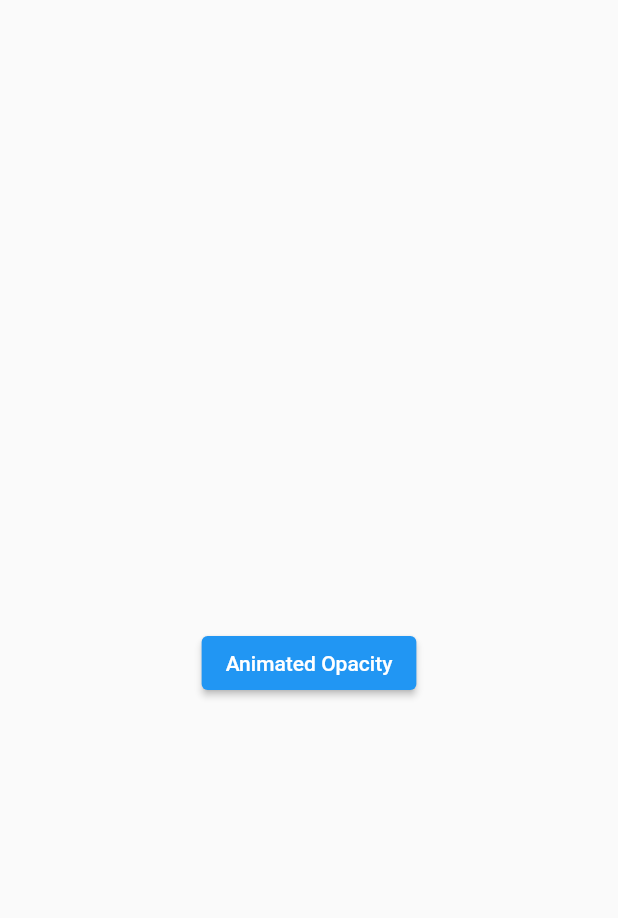
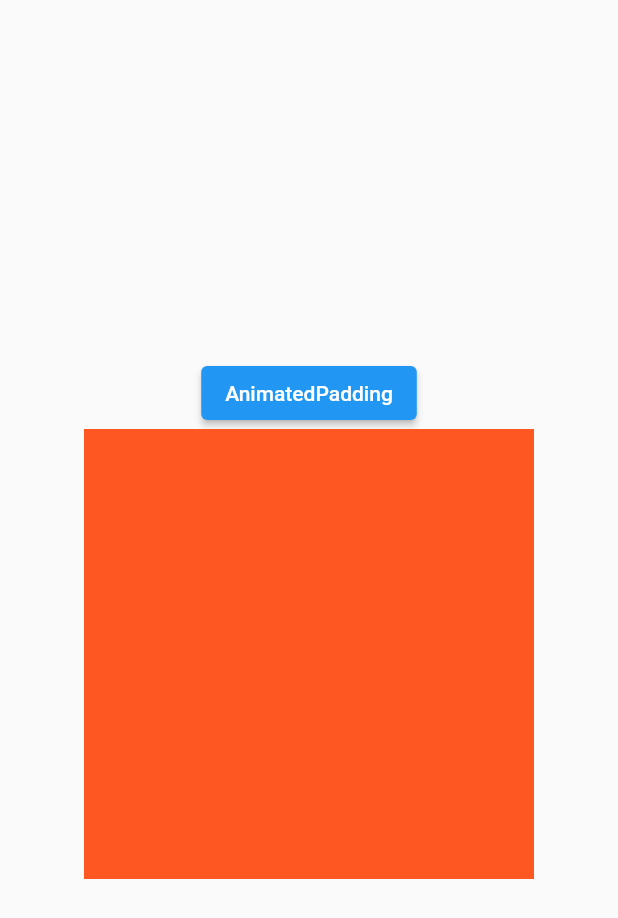
Before and after one commit to AmmarAgeeza/Flutter-Widgets, a Flutter app: the screen it shows after launch, on a phone screen of 412 x 824 dp. Shown: the top 918 px of the screen. Run offline on Flutter 3.47's test engine with Material 2 defaults, Android fonts, the phone set to English and light mode, and no system bars.

Commit message:
AnimatedPadding Widget

```diff
--- a/lib/main.dart
+++ b/lib/main.dart
@@ -1,8 +1,5 @@
 import 'package:flutter/material.dart';
-import 'package:flutter_widgets/widgets/13_animated_opacity.dart';
-
-import 'widgets/11_animated_icon.dart';
-import 'widgets/12_animated_list.dart';
+import 'package:flutter_widgets/widgets/14_animated_padding.dart';
 
 void main() {
   runApp(const MyApp());
@@ -16,7 +13,7 @@ class MyApp extends StatelessWidget {
     return const MaterialApp(
       title: 'Flutter Widgets',
       debugShowCheckedModeBanner: false,
-      home: AnimatedOpacityWidget(),
+      home: AnimatedPaddingWidget(),
     );
   }
 }
--- /dev/null
+++ b/lib/widgets/14_animated_padding.dart
@@ -0,0 +1,45 @@
+import 'package:flutter/material.dart';
+
+class AnimatedPaddingWidget extends StatefulWidget {
+  const AnimatedPaddingWidget({Key? key}) : super(key: key);
+
+  @override
+  State<AnimatedPaddingWidget> createState() => _AnimatedPaddingWidgetState();
+}
+
+class _AnimatedPaddingWidgetState extends State<AnimatedPaddingWidget> {
+  double paddingValue = 0;
+
+  @override
+  Widget build(BuildContext context) {
+    return Scaffold(
+      body: Center(
+        child: Column(
+          mainAxisAlignment: MainAxisAlignment.center,
+          children: [
+            ElevatedButton(
+              onPressed: () {
+                setState(
+                  () {
+                    paddingValue = paddingValue == 0 ? 100 : 0;
+                  },
+                );
+              },
+              child: const Text('AnimatedPadding'),
+            ),
+            AnimatedPadding(
+              padding: EdgeInsets.all(paddingValue),
+              duration: const Duration(seconds: 2),
+              curve: Curves.bounceInOut,
+              child: Container(
+                width: 300,
+                height: 300,
+                color: Colors.deepOrange,
+              ),
+            ),
+          ],
+        ),
+      ),
+    );
+  }
+}
```
Also changed, not shown: 1 other file.
